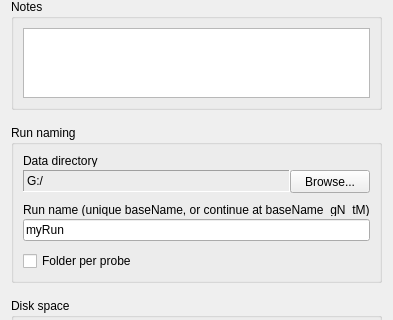
First picture: the form in Forms/SeeNSaveTab.ui, repository billkarsh/SpikeGLX, before the edit; both pictures show x 0 to 393 and y 164 to 484 of the 393 by 584 pixel window.
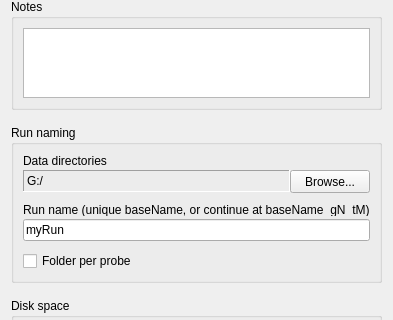
Second picture: the form after the edit.

The edit to the form file:
```diff
--- a/Forms/SeeNSaveTab.ui
+++ b/Forms/SeeNSaveTab.ui
@@ -174,7 +174,7 @@
            </size>
           </property>
           <property name="text">
-           <string>Data directory</string>
+           <string>Data directories</string>
           </property>
           <property name="alignment">
            <set>Qt::AlignLeading|Qt::AlignLeft|Qt::AlignVCenter</set>
```
